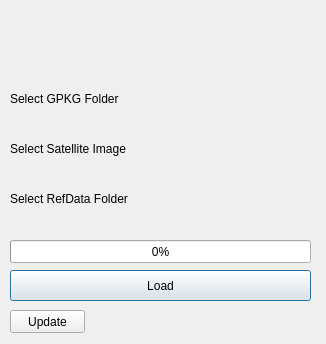
Before: the Qt Designer form ui/loader.ui in Geotags-GMD/auqcbms, drawn with Qt 5.
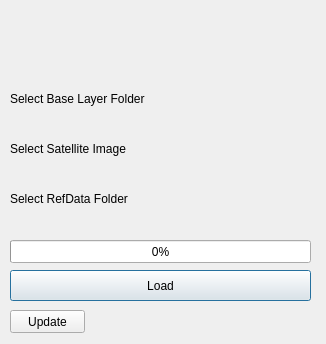
After: the same form once the commit is applied. Icons and pictures are not drawn. Custom widgets are drawn as their Qt base class.

Diff of the .ui file:
```diff
--- a/ui/loader.ui
+++ b/ui/loader.ui
@@ -54,7 +54,7 @@
     <item>
      <widget class="QLabel" name="folder_label">
       <property name="text">
-       <string>Select GPKG Folder</string>
+       <string>Select Base Layer Folder</string>
       </property>
      </widget>
     </item>
```
